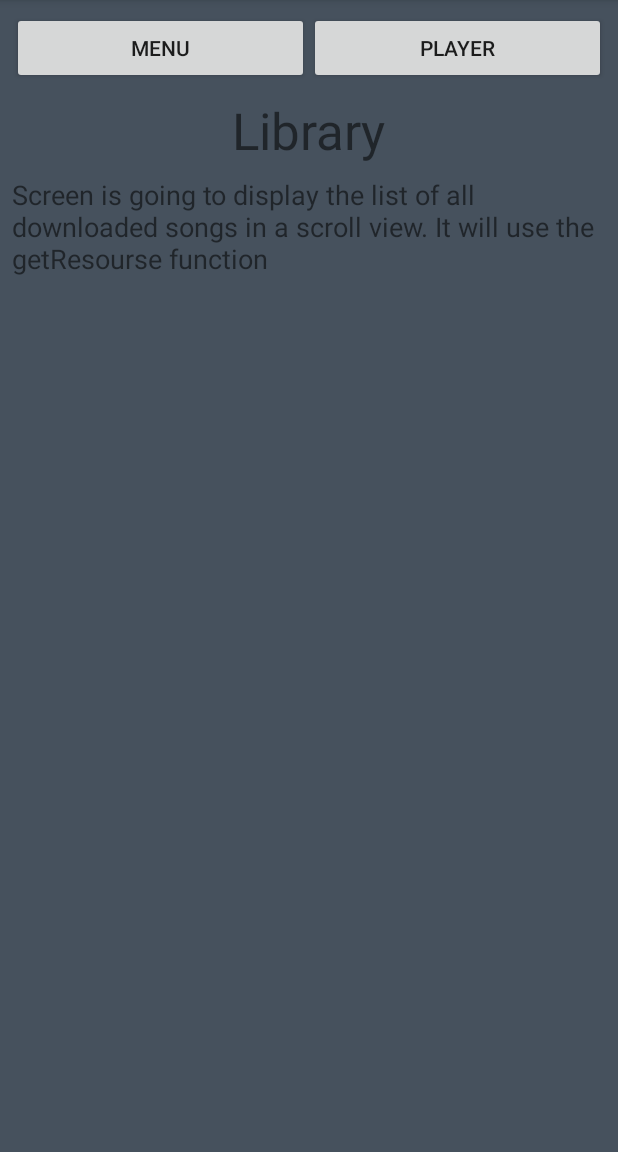
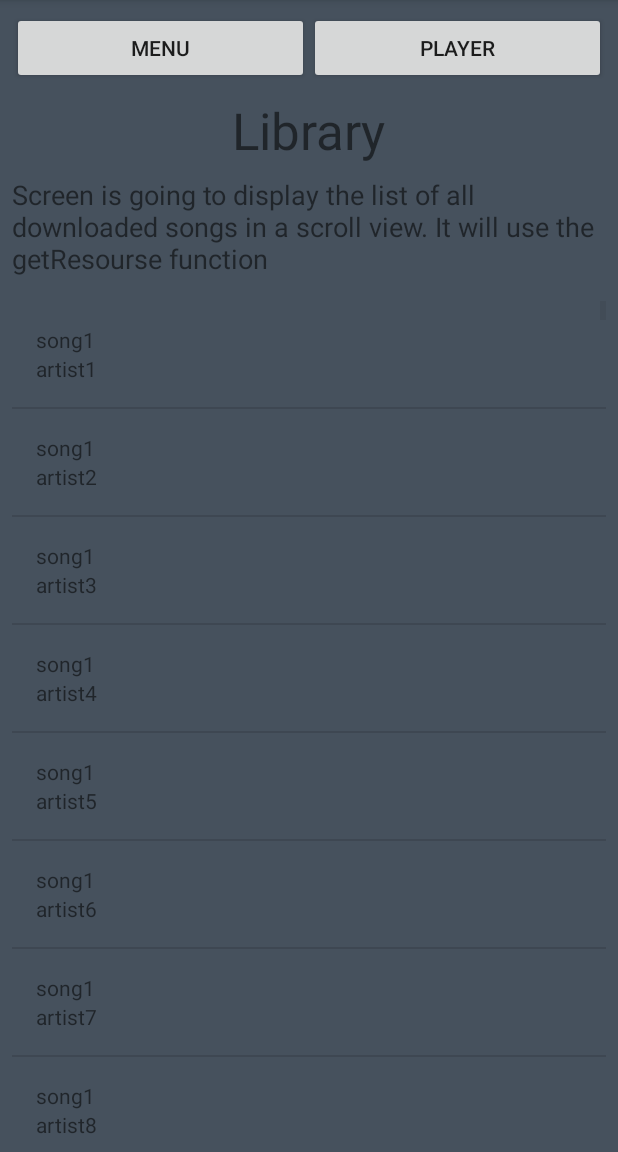
Before and after one commit to MarLewik/MusicStructureApp, an Android app: the LibraryActivity screen opened directly, with no data from a screen before it, on a phone screen of 412 x 824 dp, the part 84-1236 px from its top. Run offline under Robolectric (Android 15) with nearby library versions, the phone set to English and light mode, and no system bars.

Commit message:
custom data class and custom adapter implementation after review

```diff
--- a/app/src/main/java/com/example/marlew/musicstructureapp/LibraryActivity.java
+++ b/app/src/main/java/com/example/marlew/musicstructureapp/LibraryActivity.java
@@ -4,7 +4,10 @@ import android.content.Intent;
 import android.support.v7.app.AppCompatActivity;
 import android.os.Bundle;
 import android.view.View;
+import android.widget.ListView;
 import android.widget.TextView;
+
+import java.util.ArrayList;
 
 public class LibraryActivity extends AppCompatActivity {
 
@@ -12,6 +15,14 @@ public class LibraryActivity extends AppCompatActivity {
     protected void onCreate(Bundle savedInstanceState) {
         super.onCreate(savedInstanceState);
         setContentView(R.layout.activity_library);
+
+        ArrayList<Song> songs = new ArrayList<>();
+
+        //Table of 400 songs
+        for (int i=1; i<20; i++)
+            for (int j=1; j<20; j++)
+                songs.add(new Song("song"+i, "artist"+j));
+
 
         // Find the View that shows the play category
         TextView play = (TextView) findViewById(R.id.play);
@@ -39,5 +50,9 @@ public class LibraryActivity extends AppCompatActivity {
                 startActivity(mainIntent);
             }
         });
+
+        SongAdapter adapter = new SongAdapter(this, songs);
+        ListView listView = (ListView) findViewById(R.id.list);
+        listView.setAdapter(adapter);
     }
 }
--- a/app/src/main/java/com/example/marlew/musicstructureapp/Song.java
+++ b/app/src/main/java/com/example/marlew/musicstructureapp/Song.java
@@ -2,37 +2,20 @@ package com.example.marlew.musicstructureapp;
 
 public class Song {
 
-
-    /** Default song name */
     private String songName;
-
-    /** Miwok translation for the word */
     private String artistName;
 
-    /**
-     * Create a new Word object.
-     *
-     * @param defaultTranslation is the word in a language that the user is already familiar with
-     *                           (such as English)
-     * @param miwokTranslation is the word in the Miwok language
-     */
     public Song(String sName, String aName) {
         songName = sName;
         artistName = aName;
     }
 
-    /**
-     * Get the default translation of the word.
-     */
-    public String getDefaultTranslation() {
-        return mDefaultTranslation;
+
+    public String getSongName() {
+        return songName;
     }
-
-    /**
-     * Get the Miwok translation of the word.
-     */
-    public String getMiwokTranslation() {
-        return mMiwokTranslation;
+    public String getArtistName() {
+        return artistName;
     }
 
 }
--- a/app/src/main/java/com/example/marlew/musicstructureapp/SongAdapter.java
+++ b/app/src/main/java/com/example/marlew/musicstructureapp/SongAdapter.java
@@ -1,4 +1,53 @@
 package com.example.marlew.musicstructureapp;
 
-public class SongAdapter {
+import android.content.Context;
+import android.view.LayoutInflater;
+import android.view.View;
+import android.view.ViewGroup;
+import android.widget.ArrayAdapter;
+import android.widget.TextView;
+
+import java.util.ArrayList;
+
+public class SongAdapter extends ArrayAdapter<Song> {
+
+
+    /**
+     * Create a new {@link SongAdapter} object.
+     *
+     * @param context is the current context (i.e. Activity) that the adapter is being created in.
+     * @param songs is the list of {@link Song}s to be displayed.
+     */
+    public SongAdapter(Context context, ArrayList<Song> songs) {
+        super(context, 0, songs);
+    }
+
+    @Override
+    public View getView(int position, View convertView, ViewGroup parent) {
+        // Check if an existing view is being reused, otherwise inflate the view
+        View listItemView = convertView;
+        if (listItemView == null) {
+            listItemView = LayoutInflater.from(getContext()).inflate(
+                    R.layout.list_item, parent, false);
+        }
+
+        // Get the {@link Song} object located at this position in the list
+        Song currentWord = getItem(position);
+
+        // Find the TextView in the list_item.xml layout with the ID songname_text_view.
+        TextView songTextView = (TextView) listItemView.findViewById(R.id.songname_text_view);
+        // Get the songname the currentSong object and set this text on
+        // the Song TextView.
+        songTextView.setText(currentWord.getSongName());
+
+        // Find the TextView in the list_item.xml layout with the ID artistname_text_view.
+        TextView defaultTextView = (TextView) listItemView.findViewById(R.id.artistname_text_view);
+        // Get the artistname from the currentSong object and set this text on
+        // the artistname TextView.
+        defaultTextView.setText(currentWord.getArtistName());
+
+        // Return the whole list item layout (containing 2 TextViews) so that it can be shown in
+        // the ListView.
+        return listItemView;
+    }
 }
--- a/app/src/main/res/layout/activity_library.xml
+++ b/app/src/main/res/layout/activity_library.xml
@@ -37,4 +37,15 @@
         android:layout_margin="@dimen/activity_horizontal_margin"
        android:text="@string/LibraryText"
        android:textSize="18sp" />
+
+    <ListView
+        android:id="@+id/list"
+        android:orientation="vertical"
+        android:layout_width="match_parent"
+        android:layout_height="match_parent"
+        android:paddingBottom="@dimen/activity_vertical_margin"
+        android:paddingLeft="@dimen/activity_horizontal_margin"
+        android:paddingRight="@dimen/activity_horizontal_margin"
+        android:paddingTop="@dimen/activity_vertical_margin"
+        tools:context="com.example.marlew.musicstructureapp.LibraryActivity"/>
 </LinearLayout>
--- /dev/null
+++ b/app/src/main/res/layout/list_item.xml
@@ -0,0 +1,36 @@
+<?xml version="1.0" encoding="utf-8"?>
+<!-- Copyright (C) 2016 The Android Open Source Project
+
+     Licensed under the Apache License, Version 2.0 (the "License");
+     you may not use this file except in compliance with the License.
+     You may obtain a copy of the License at
+
+          http://www.apache.org/licenses/LICENSE-2.0
+
+     Unless required by applicable law or agreed to in writing, software
+     distributed under the License is distributed on an "AS IS" BASIS,
+     WITHOUT WARRANTIES OR CONDITIONS OF ANY KIND, either express or implied.
+     See the License for the specific language governing permissions and
+     limitations under the License.
+-->
+<!-- Layout for a single list item -->
+<LinearLayout xmlns:android="http://schemas.android.com/apk/res/android"
+    xmlns:tools="http://schemas.android.com/tools"
+    android:layout_width="match_parent"
+    android:layout_height="match_parent"
+    android:orientation="vertical"
+    android:padding="16dp">
+
+    <TextView
+        android:id="@+id/songname_text_view"
+        android:layout_width="match_parent"
+        android:layout_height="wrap_content"
+        tools:text="song1" />
+
+    <TextView
+        android:id="@+id/artistname_text_view"
+        android:layout_width="match_parent"
+        android:layout_height="wrap_content"
+        tools:text="artist1" />
+
+</LinearLayout>
--- a/build.gradle
+++ b/build.gradle
@@ -5,7 +5,7 @@ buildscript {
         jcenter()
     }
     dependencies {
-        classpath 'com.android.tools.build:gradle:2.3.1'
+        classpath 'com.android.tools.build:gradle:2.1.0'
 
         // NOTE: Do not place your application dependencies here; they belong
         // in the individual module build.gradle files
```
Also changed, not shown: app/build.gradle (+11 -5 lines), app/src/main/res/layout/song_list.xml (added, +25 -0 lines), gradle/wrapper/gradle-wrapper.properties.
